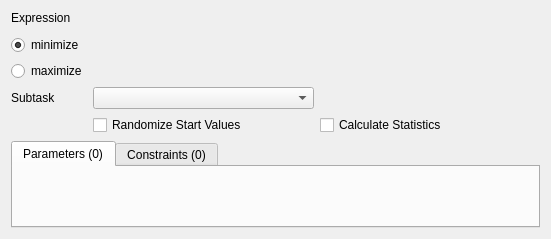
The window that copasi/UI/CQOptimizationWidget.ui (copasi/COPASI) describes before a commit, drawn with Qt 5.
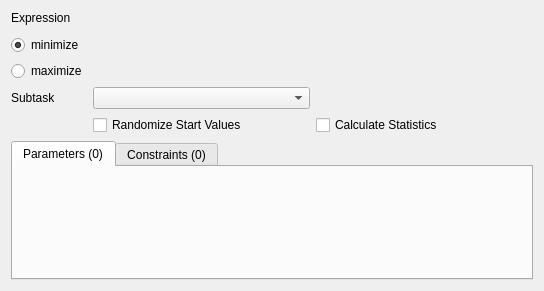
The same window after the commit. Custom widgets are drawn as their Qt base class.

Commit message: - sort layout constraints for opt widget

```diff
--- a/copasi/UI/CQOptimizationWidget.ui
+++ b/copasi/UI/CQOptimizationWidget.ui
@@ -14,13 +14,13 @@
 
  <comment> All rights reserved. </comment>
  <class>CQOptimizationWidget</class>
- <widget class="TaskWidget" name="CQOptimizationWidget" >
-  <property name="geometry" >
+ <widget class="TaskWidget" name="CQOptimizationWidget">
+  <property name="geometry">
    <rect>
     <x>0</x>
     <y>0</y>
-    <width>551</width>
-    <height>239</height>
+    <width>544</width>
+    <height>291</height>
    </rect>
   </property>
   <property name="sizePolicy" >
@@ -153,9 +153,15 @@
        </property>
       </widget>
      </item>
-     <item row="4" column="2" >
-      <widget class="QCheckBox" name="mpCheckStatistics" >
-       <property name="text" >
+     <item row="4" column="2">
+      <widget class="QCheckBox" name="mpCheckStatistics">
+       <property name="sizePolicy">
+        <sizepolicy hsizetype="MinimumExpanding" vsizetype="Fixed">
+         <horstretch>0</horstretch>
+         <verstretch>0</verstretch>
+        </sizepolicy>
+       </property>
+       <property name="text">
         <string>Calculate Statistics</string>
        </property>
       </widget>
@@ -187,7 +193,7 @@
    </item>
   </layout>
  </widget>
- <layoutdefault spacing="6" margin="11" />
+ <layoutdefault spacing="6" margin="11"/>
  <customwidgets>
   <customwidget>
    <class>CQExpressionMmlStackedWidget</class>
```
Left out of the diff: 150 changed lines with no effect on the pictures.
